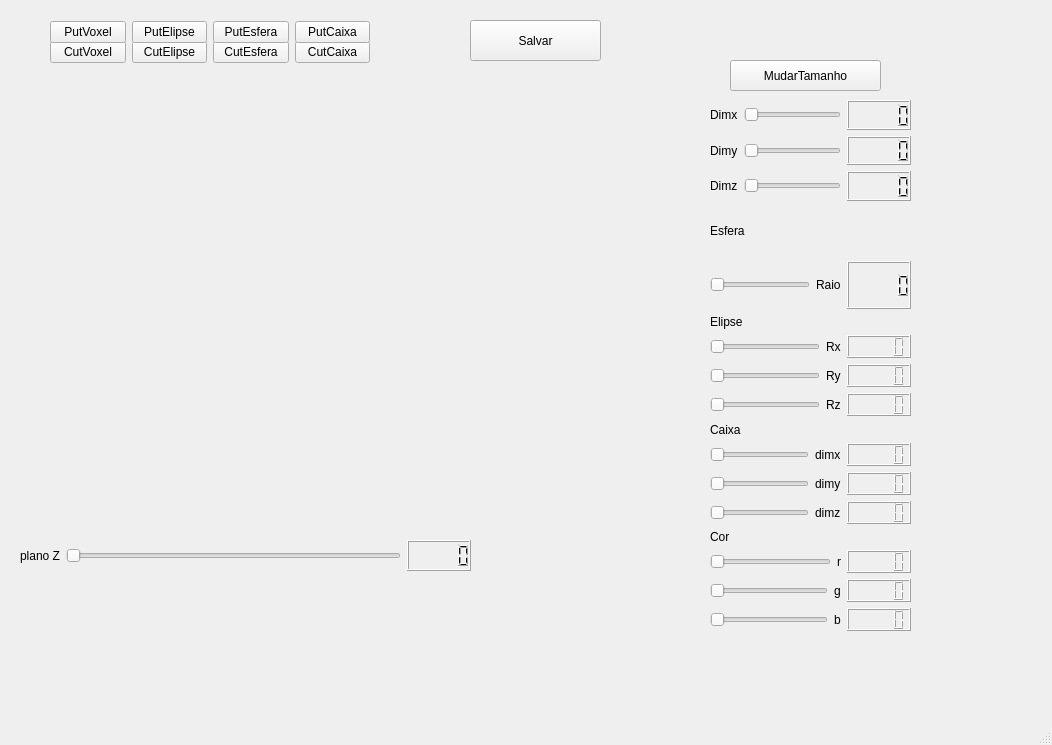
The window that Projeto Progamação 3/mainwindow.ui (jonah-code/ProjetoProgamacao3Unidade) describes before a commit, drawn with Qt 5.
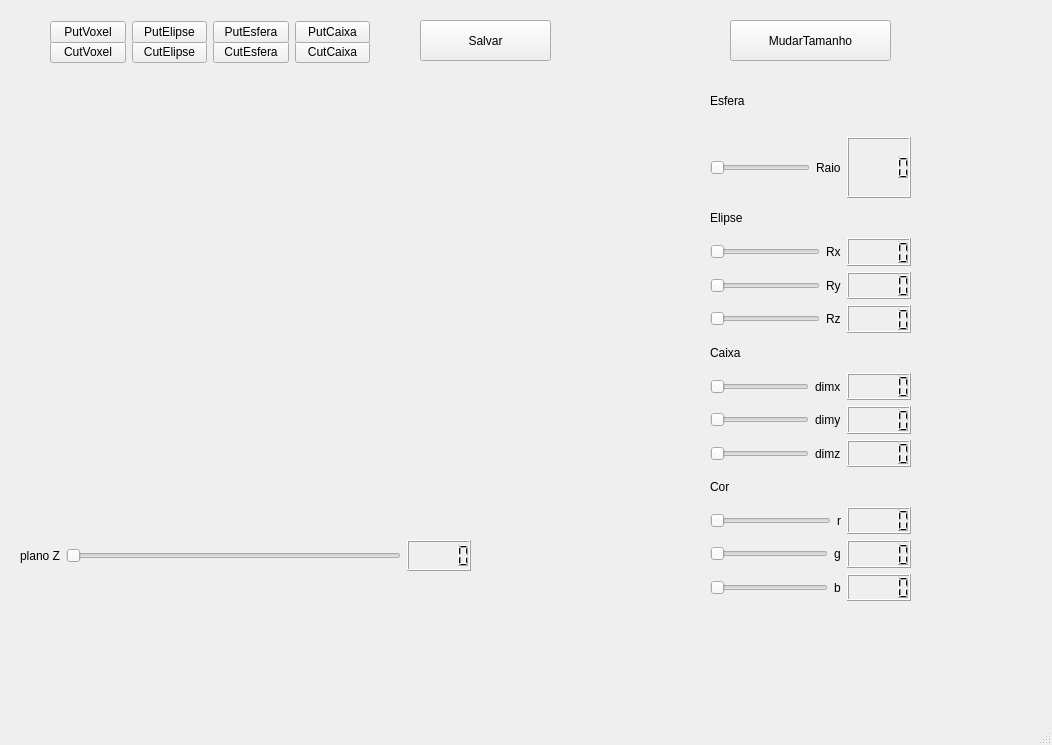
The same window after the commit. Custom widgets are drawn as their Qt base class.

Diff of the .ui file:
```diff
--- a/Projeto Progamação 3/mainwindow.ui
+++ b/Projeto Progamação 3/mainwindow.ui
@@ -28,79 +28,12 @@
     <property name="geometry">
      <rect>
       <x>710</x>
-      <y>100</y>
+      <y>70</y>
       <width>201</width>
       <height>531</height>
      </rect>
     </property>
     <layout class="QVBoxLayout" name="verticalLayout_5">
-     <item>
-      <layout class="QVBoxLayout" name="verticalLayout">
-       <item>
-        <layout class="QHBoxLayout" name="horizontalLayout_3">
-         <item>
-          <widget class="QLabel" name="label">
-           <property name="text">
-            <string>Dimx</string>
-           </property>
-          </widget>
-         </item>
-         <item>
-          <widget class="QSlider" name="dimx">
-           <property name="orientation">
-            <enum>Qt::Horizontal</enum>
-           </property>
-          </widget>
-         </item>
-         <item>
-          <widget class="QLCDNumber" name="lcdNumber"/>
-         </item>
-        </layout>
-       </item>
-       <item>
-        <layout class="QHBoxLayout" name="horizontalLayout_4">
-         <item>
-          <widget class="QLabel" name="label_2">
-           <property name="text">
-            <string>Dimy</string>
-           </property>
-          </widget>
-         </item>
-         <item>
-          <widget class="QSlider" name="dimy">
-           <property name="orientation">
-            <enum>Qt::Horizontal</enum>
-           </property>
-          </widget>
-         </item>
-         <item>
-          <widget class="QLCDNumber" name="lcdNumber_2"/>
-         </item>
-        </layout>
-       </item>
-       <item>
-        <layout class="QHBoxLayout" name="horizontalLayout_5">
-         <item>
-          <widget class="QLabel" name="label_3">
-           <property name="text">
-            <string>Dimz</string>
-           </property>
-          </widget>
-         </item>
-         <item>
-          <widget class="QSlider" name="dimz">
-           <property name="orientation">
-            <enum>Qt::Horizontal</enum>
-           </property>
-          </widget>
-         </item>
-         <item>
-          <widget class="QLCDNumber" name="lcdNumber_3"/>
-         </item>
-        </layout>
-       </item>
-      </layout>
-     </item>
      <item>
       <layout class="QGridLayout" name="gridLayout">
        <item row="1" column="0">
@@ -469,7 +402,7 @@
    <widget class="QPushButton" name="pushButtonSavar">
     <property name="geometry">
      <rect>
-      <x>470</x>
+      <x>420</x>
       <y>20</y>
       <width>131</width>
       <height>41</height>
@@ -483,9 +416,9 @@
     <property name="geometry">
      <rect>
       <x>730</x>
-      <y>60</y>
-      <width>151</width>
-      <height>31</height>
+      <y>20</y>
+      <width>161</width>
+      <height>41</height>
      </rect>
     </property>
     <property name="text">
```
Left out of the diff: 274 changed lines with no effect on the pictures.
